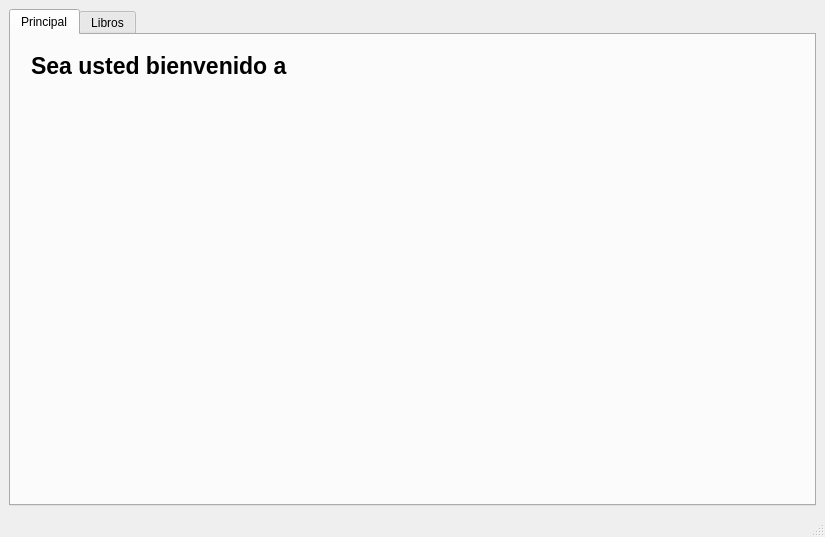
Before: the Qt Designer form mainwindow.ui in AdrianPrietoLozano/biblioteca, drawn with Qt 5.
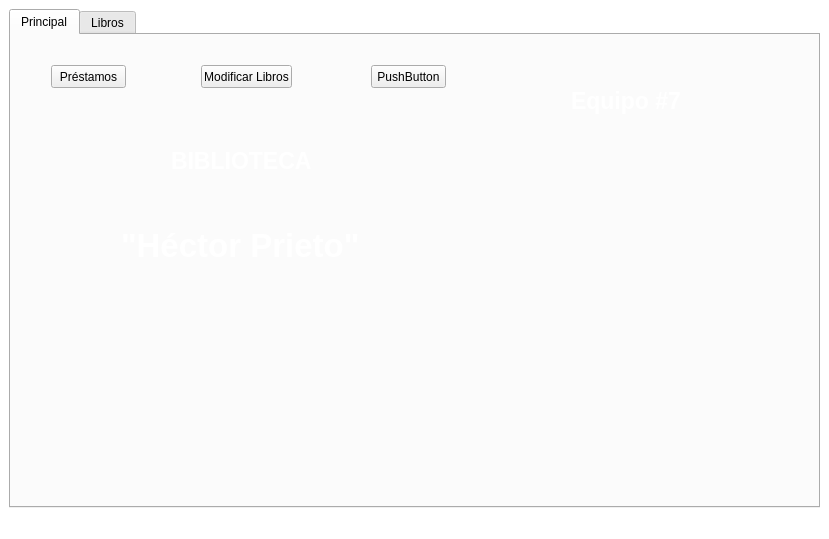
After: the same form once the commit is applied. The open tabs and pages were chosen to show the change. Icons and pictures are not drawn.

Commit message: Se pueden hacer modificaciones a los libros, se pueden hacer préstamos y la contraseña de los empleados se encripta

Patch:
```diff
--- a/mainwindow.ui
+++ b/mainwindow.ui
@@ -6,19 +6,38 @@
    <rect>
     <x>0</x>
     <y>0</y>
-    <width>825</width>
-    <height>537</height>
+    <width>829</width>
+    <height>539</height>
    </rect>
   </property>
   <property name="windowTitle">
    <string>Biblioteca Héctor Prieto</string>
   </property>
+  <property name="windowIcon">
+   <iconset resource="imagenes.qrc">
+    <normaloff>:/imagenes/libroBibliotecaSF.png</normaloff>:/imagenes/libroBibliotecaSF.png</iconset>
+  </property>
+  <property name="windowOpacity">
+   <double>1.000000000000000</double>
+  </property>
+  <property name="styleSheet">
+   <string notr="true">background: rgba(255,255,255,1);
+background: -moz-linear-gradient(45deg, rgba(255,255,255,1) 0%, rgba(255,255,255,1) 1%, rgba(230,230,230,1) 1%, rgba(250,250,250,1) 96%, rgba(242,242,242,1) 100%);
+
+
+</string>
+  </property>
   <widget class="QWidget" name="centralwidget">
    <layout class="QGridLayout" name="gridLayout">
-    <item row="0" column="0" colspan="2">
+    <item row="0" column="0">
      <widget class="QTabWidget" name="tabWidget">
+      <property name="styleSheet">
+       <string notr="true">border-image: url(:/imagenes/fondoDes.png);
+background: none;
+</string>
+      </property>
       <property name="currentIndex">
-       <number>1</number>
+       <number>0</number>
       </property>
       <widget class="QWidget" name="tab">
        <attribute name="title">
@@ -27,40 +46,232 @@
        <widget class="QLabel" name="label">
         <property name="geometry">
          <rect>
-          <x>20</x>
-          <y>0</y>
-          <width>301</width>
+          <x>110</x>
+          <y>180</y>
+          <width>251</width>
           <height>61</height>
          </rect>
         </property>
+        <property name="palette">
+         <palette>
+          <active>
+           <colorrole role="WindowText">
+            <brush brushstyle="SolidPattern">
+             <color alpha="255">
+              <red>255</red>
+              <green>255</green>
+              <blue>255</blue>
+             </color>
+            </brush>
+           </colorrole>
+          </active>
+          <inactive>
+           <colorrole role="WindowText">
+            <brush brushstyle="SolidPattern">
+             <color alpha="255">
+              <red>255</red>
+              <green>255</green>
+              <blue>255</blue>
+             </color>
+            </brush>
+           </colorrole>
+          </inactive>
+          <disabled>
+           <colorrole role="WindowText">
+            <brush brushstyle="SolidPattern">
+             <color alpha="255">
+              <red>120</red>
+              <green>120</green>
+              <blue>120</blue>
+             </color>
+            </brush>
+           </colorrole>
+          </disabled>
+         </palette>
+        </property>
         <property name="font">
          <font>
-          <pointsize>17</pointsize>
+          <pointsize>25</pointsize>
           <weight>75</weight>
           <bold>true</bold>
          </font>
         </property>
+        <property name="styleSheet">
+         <string notr="true">border-image: none;
+background: none;</string>
+        </property>
         <property name="text">
-         <string>Sea usted bienvenido a</string>
+         <string>&quot;Héctor Prieto&quot;</string>
         </property>
        </widget>
        <widget class="QLabel" name="label_2">
         <property name="geometry">
          <rect>
-          <x>140</x>
-          <y>60</y>
-          <width>541</width>
-          <height>371</height>
+          <x>160</x>
+          <y>100</y>
+          <width>151</width>
+          <height>51</height>
          </rect>
         </property>
+        <property name="palette">
+         <palette>
+          <active>
+           <colorrole role="WindowText">
+            <brush brushstyle="SolidPattern">
+             <color alpha="255">
+              <red>255</red>
+              <green>255</green>
+              <blue>255</blue>
+             </color>
+            </brush>
+           </colorrole>
+          </active>
+          <inactive>
+           <colorrole role="WindowText">
+            <brush brushstyle="SolidPattern">
+             <color alpha="255">
+              <red>255</red>
+              <green>255</green>
+              <blue>255</blue>
+             </color>
+            </brush>
+           </colorrole>
+          </inactive>
+          <disabled>
+           <colorrole role="WindowText">
+            <brush brushstyle="SolidPattern">
+             <color alpha="255">
+              <red>120</red>
+              <green>120</green>
+              <blue>120</blue>
+             </color>
+            </brush>
+           </colorrole>
+          </disabled>
+         </palette>
+        </property>
+        <property name="font">
+         <font>
+          <pointsize>17</pointsize>
+          <weight>75</weight>
+          <bold>true</bold>
+         </font>
+        </property>
+        <property name="styleSheet">
+         <string notr="true">border-image: none;
+background: none;</string>
+        </property>
         <property name="text">
-         <string/>
+         <string>BIBLIOTECA</string>
         </property>
-        <property name="pixmap">
-         <pixmap resource="imagenes.qrc">:/imagenes/libroBiblioteca.png</pixmap>
+       </widget>
+       <widget class="QLabel" name="label_4">
+        <property name="geometry">
+         <rect>
+          <x>560</x>
+          <y>40</y>
+          <width>121</width>
+          <height>51</height>
+         </rect>
         </property>
-        <property name="scaledContents">
-         <bool>true</bool>
+        <property name="palette">
+         <palette>
+          <active>
+           <colorrole role="WindowText">
+            <brush brushstyle="SolidPattern">
+             <color alpha="255">
+              <red>255</red>
+              <green>255</green>
+              <blue>255</blue>
+             </color>
+            </brush>
+           </colorrole>
+          </active>
+          <inactive>
+           <colorrole role="WindowText">
+            <brush brushstyle="SolidPattern">
+             <color alpha="255">
+              <red>255</red>
+              <green>255</green>
+              <blue>255</blue>
+             </color>
+            </brush>
+           </colorrole>
+          </inactive>
+          <disabled>
+           <colorrole role="WindowText">
+            <brush brushstyle="SolidPattern">
+             <color alpha="255">
+              <red>120</red>
+              <green>120</green>
+              <blue>120</blue>
+             </color>
+            </brush>
+           </colorrole>
+          </disabled>
+         </palette>
+        </property>
+        <property name="font">
+         <font>
+          <pointsize>17</pointsize>
+          <weight>75</weight>
+          <bold>true</bold>
+         </font>
+        </property>
+        <property name="styleSheet">
+         <string notr="true">border-image: none;
+background: none;</string>
+        </property>
+        <property name="text">
+         <string>Equipo #7</string>
+        </property>
+       </widget>
+       <widget class="QPushButton" name="pushButton_3">
+        <property name="geometry">
+         <rect>
+          <x>40</x>
+          <y>30</y>
+          <width>75</width>
+          <height>23</height>
+         </rect>
+        </property>
+        <property name="styleSheet">
+         <string notr="true">border-image: none;</string>
+        </property>
+        <property name="text">
+         <string>Préstamos</string>
+        </property>
+       </widget>
+       <widget class="QPushButton" name="pushButton_4">
+        <property name="geometry">
+         <rect>
+          <x>190</x>
+          <y>30</y>
+          <width>91</width>
+          <height>23</height>
+         </rect>
+        </property>
+        <property name="styleSheet">
+         <string notr="true">border-image: none;</string>
+        </property>
+        <property name="text">
+         <string>Modificar Libros</string>
+        </property>
+       </widget>
+       <widget class="QPushButton" name="pushButton_5">
+        <property name="geometry">
+         <rect>
+          <x>360</x>
+          <y>30</y>
+          <width>75</width>
+          <height>23</height>
+         </rect>
+        </property>
+        <property name="styleSheet">
+         <string notr="true">border-image: none;</string>
+        </property>
+        <property name="text">
+         <string>PushButton</string>
         </property>
        </widget>
       </widget>
@@ -69,21 +280,74 @@
         <string>Libros</string>
        </attribute>
        <layout class="QGridLayout" name="gridLayout_2">
-        <item row="1" column="3">
-         <widget class="QLineEdit" name="line_Buscar"/>
-        </item>
-        <item row="1" column="1">
-         <widget class="QComboBox" name="comboBox"/>
-        </item>
         <item row="1" column="0">
          <widget class="QLabel" name="label_3">
+          <property name="styleSheet">
+           <string notr="true">border-image: none;
+background: none;</string>
+          </property>
           <property name="text">
-           <string>Bucar por:</string>
+           <string>Buscar por:</string>
+          </property>
+         </widget>
+        </item>
+        <item row="1" column="1">
+         <widget class="QComboBox" name="comboBox">
+          <property name="styleSheet">
+           <string notr="true">border-image: none;
+background-color: rgb(255, 255, 255);</string>
+          </property>
+         </widget>
+        </item>
+        <item row="1" column="3">
+         <widget class="QLineEdit" name="line_Buscar">
+          <property name="styleSheet">
+           <string notr="true">border-image: none;
+border-radius: 8px;
+background-color: none;</string>
+          </property>
+         </widget>
+        </item>
+        <item row="2" column="0" colspan="2">
+         <widget class="QPushButton" name="pushButton_2">
+          <property name="styleSheet">
+           <string notr="true">border-image: none;
+border: 1px solid rgb(0, 0, 0);
+background-color: rgb(203, 203, 203);</string>
+          </property>
+          <property name="text">
+           <string>Mostrar libros</string>
+          </property>
+         </widget>
+        </item>
+        <item row="2" column="3">
+         <widget class="QPushButton" name="pushButton">
+          <property name="styleSheet">
+           <string notr="true">border-image: none;
+border: 1px double rgb(0, 0, 0);
+background-color: rgb(203, 203, 203);</string>
+          </property>
+          <property name="text">
+           <string>Agregar libro</string>
           </property>
          </widget>
         </item>
         <item row="0" column="0" colspan="4">
          <widget class="QTableWidget" name="tableLibros">
+          <property name="minimumSize">
+           <size>
+            <width>787</width>
+            <height>390</height>
+           </size>
+          </property>
+          <property name="styleSheet">
+           <string notr="true">border-image: none;
+background-color: rgb(255, 255, 255);
+border-radius: 8px;</string>
+          </property>
+          <property name="editTriggers">
+           <set>QAbstractItemView::NoEditTriggers</set>
+          </property>
           <column>
            <property name="text">
             <string notr="true">Código</string>
@@ -95,6 +359,9 @@
              <bold>true</bold>
             </font>
            </property>
+           <property name="textAlignment">
+            <set>AlignCenter</set>
+           </property>
            <property name="background">
             <color>
              <red>208</red>
@@ -200,7 +467,7 @@
           </column>
           <column>
            <property name="text">
-            <string>Año de publicación</string>
+            <string>Año</string>
            </property>
            <property name="font">
             <font>
@@ -219,20 +486,6 @@
           </column>
          </widget>
         </item>
-        <item row="2" column="3">
-         <widget class="QPushButton" name="pushButton">
-          <property name="text">
-           <string>Agregar libro</string>
-          </property>
-         </widget>
-        </item>
-        <item row="2" column="0" colspan="2">
-         <widget class="QPushButton" name="pushButton_2">
-          <property name="text">
-           <string>Mostrar libros</string>
-          </property>
-         </widget>
-        </item>
        </layout>
       </widget>
      </widget>
@@ -244,7 +497,7 @@
     <rect>
      <x>0</x>
      <y>0</y>
-     <width>825</width>
+     <width>829</width>
      <height>21</height>
     </rect>
    </property>
```
The commit also changes 25 other files.
